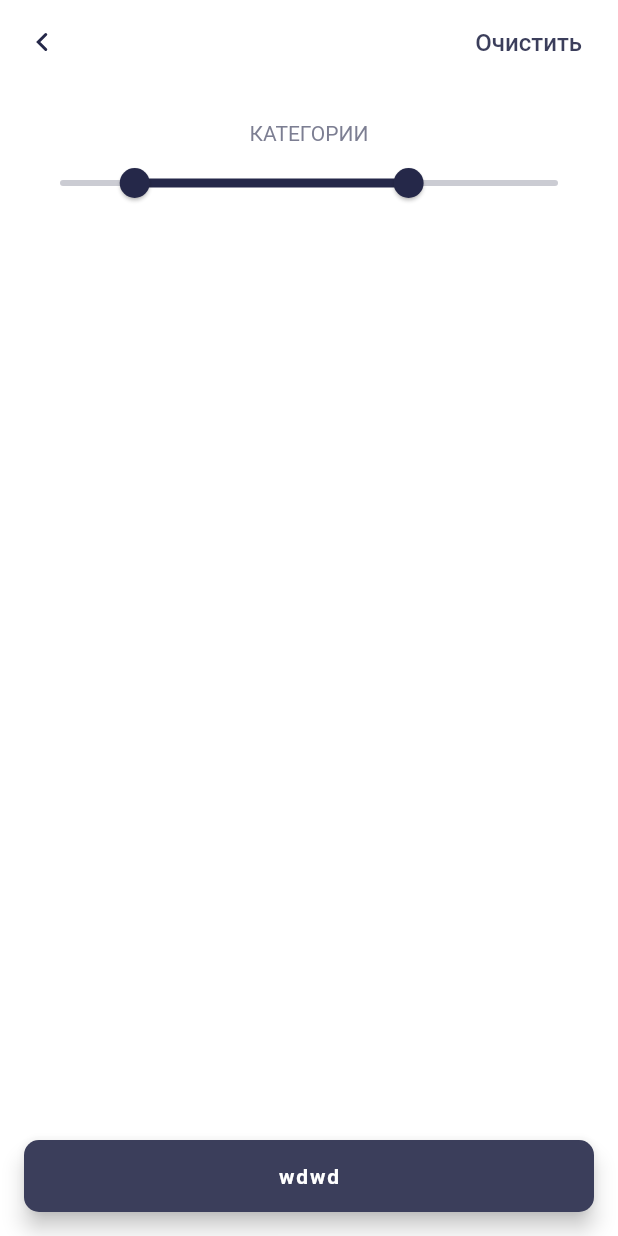
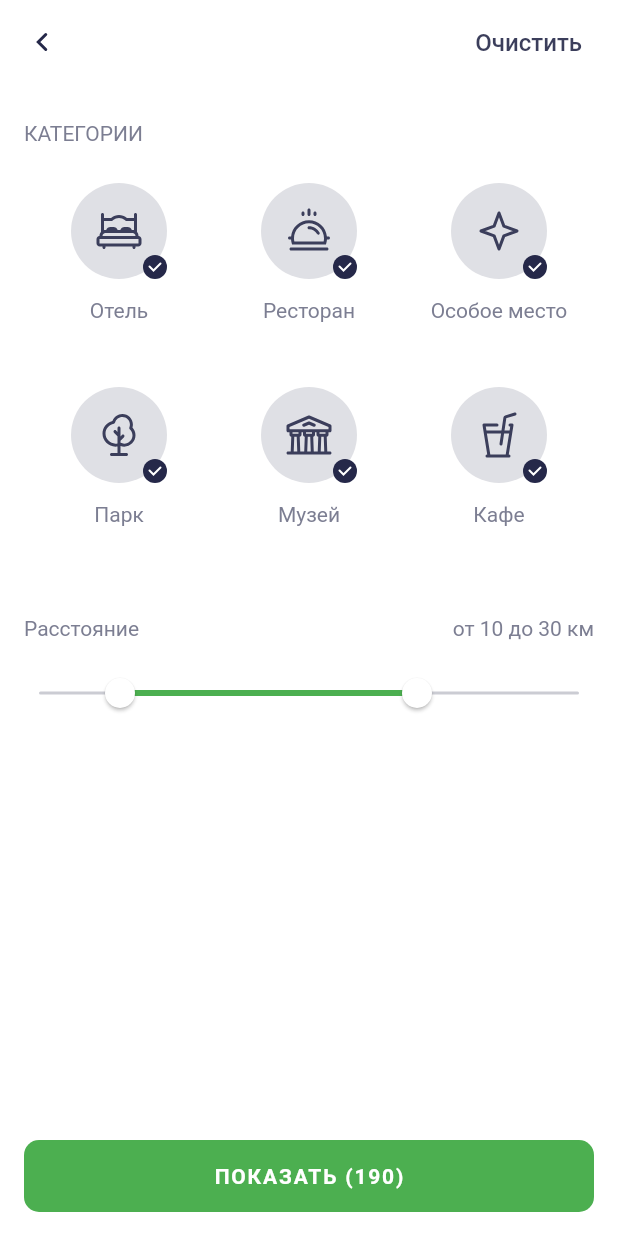
Before and after one commit to DeployChef/places, a Flutter app: the screen it shows after launch, on a phone screen of 412 x 824 dp. Run offline on Flutter 3.47's test engine with Material 2 defaults, Android fonts, the phone set to English and light mode, and no system bars; our stand-ins replace flutter_svg, shared_preferences; generated files the repository leaves out were written again.

Commit message:
checkboxes categories

```diff
--- a/lib/ui/screens/filters_screen.dart
+++ b/lib/ui/screens/filters_screen.dart
@@ -1,4 +1,5 @@
 import 'package:flutter/material.dart';
+import 'package:flutter_svg/svg.dart';
 import 'package:places/ui/components/icon_svg.dart';
 import 'package:places/ui/screens/res/assets.dart';
 
@@ -19,18 +20,51 @@ class _FiltersScreenState extends State<FiltersScreen> {
       body: Padding(
         padding: const EdgeInsets.symmetric(horizontal: 16, vertical: 24),
         child: Column(
+          crossAxisAlignment: CrossAxisAlignment.start,
           children: [
             Text("КАТЕГОРИИ"),
-            SizedBox(),
-            Row(),
-            SizedBox(),
-            Row(),
-            SizedBox(),
+            SizedBox(
+              height: 24,
+            ),
+            Row(
+              mainAxisAlignment: MainAxisAlignment.spaceAround,
+              children: [
+                _buildCategory(theme, "Отель", icHotel),
+                _buildCategory(theme, "Ресторан", icRestaurant),
+                _buildCategory(theme, "Особое место", icParticular),
+              ],
+            ),
+            SizedBox(height: 40),
+            Row(
+              mainAxisAlignment: MainAxisAlignment.spaceAround,
+              children: [
+                _buildCategory(theme, "Парк", icPark),
+                _buildCategory(theme, "Музей", icMuseum),
+                _buildCategory(theme, "Кафе", icCafe),
+              ],
+            ),
+            SizedBox(height: 56),
             Column(
               children: [
-                Row(),
-                SizedBox(),
-                RangeSlider(min: 10, max: 30, values: RangeValues(13, 24), onChanged: (newValue) {}),
+                Row(
+                  mainAxisAlignment: MainAxisAlignment.spaceBetween,
+                  children: [
+                    Text("Расстояние"),
+                    Text("от 10 до 30 км"),
+                  ],
+                ),
+                SizedBox(
+                  height: 24,
+                ),
+                SizedBox(
+                  width: double.infinity,
+                  child: RangeSlider(
+                    min: 10,
+                    max: 30,
+                    values: RangeValues(13, 24),
+                    onChanged: (newValue) {},
+                  ),
+                ),
               ],
             )
           ],
@@ -46,10 +80,78 @@ class _FiltersScreenState extends State<FiltersScreen> {
             ),
           ),
           onPressed: () {},
-          label: Text("wdwd"),
+          label: Text("ПОКАЗАТЬ (190)"),
         ),
       ),
       floatingActionButtonLocation: FloatingActionButtonLocation.centerFloat,
+    );
+  }
+
+  Container _buildCategory(ThemeData theme, String title, String iconPath) {
+    return Container(
+      height: 96,
+      width: 92,
+      child: Column(
+        children: [
+          SizedBox(
+            height: 64,
+            width: 64,
+            child: Stack(
+              children: [
+                Container(
+                  decoration: BoxDecoration(
+                    shape: BoxShape.circle,
+                    color: theme.accentColor.withOpacity(0.16),
+                  ),
+                  height: double.infinity,
+                  width: double.infinity,
+                  child: IconButton(
+                    onPressed: () {},
+                    icon: SvgPicture.asset(
+                      iconPath,
+                      color: theme.accentColor,
+                    ),
+                    splashColor: theme.accentColor.withOpacity(0.5),
+                  ),
+                ),
+                _showSelected(),
+              ],
+            ),
+          ),
+          SizedBox(
+            height: 12,
+          ),
+          Text(title),
+        ],
+      ),
+    );
+  }
+
+  Widget _showSelected() {
+    return Align(
+      alignment: Alignment.bottomRight,
+      child: Stack(
+        children: [
+          Container(
+            width: 16,
+            height: 16,
+            decoration: ShapeDecoration(
+              shape: CircleBorder(),
+              color: Theme.of(context).colorScheme.primary,
+            ),
+          ),
+          Positioned(
+            top: 0,
+            left: 0,
+            right: 0,
+            bottom: 0,
+            child: SvgPicture.asset(
+              icTick,
+              color: Theme.of(context).primaryColor,
+            ),
+          ),
+        ],
+      ),
     );
   }
 
--- a/lib/ui/screens/res/themes.dart
+++ b/lib/ui/screens/res/themes.dart
@@ -69,6 +69,17 @@ class AppTheme {
         color: AppColors.colorBlackDark,
         size: 24,
       ),
+      sliderTheme: base.sliderTheme.copyWith(
+        trackHeight: 2,
+        thumbColor: AppColors.lightPrimaryColor,
+        activeTrackColor: AppColors.lightAccentColor,
+        overlayShape: SliderComponentShape.noOverlay,
+      ),
+      floatingActionButtonTheme: base.floatingActionButtonTheme.copyWith(
+        backgroundColor: AppColors.lightAccentColor,
+        elevation: 0,
+        highlightElevation: 0,
+      ),
     );
   }
 
```
